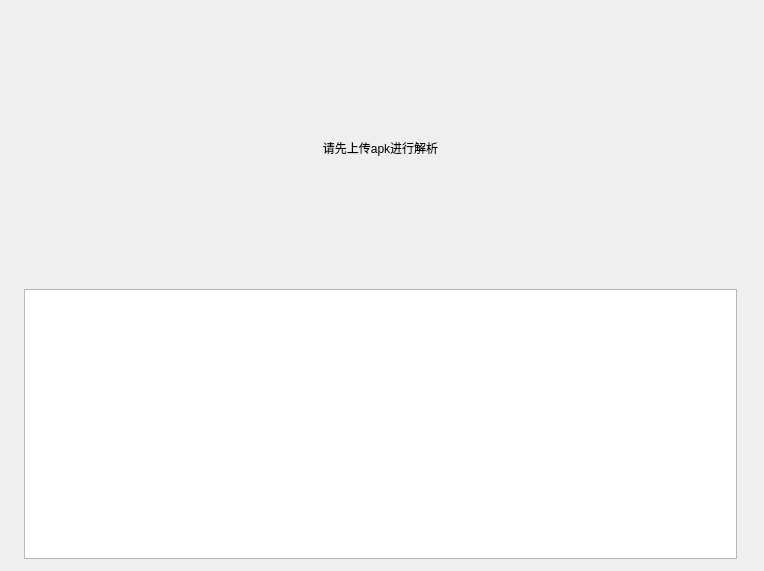
Above: res/ui/widget_apk_info.ui from purejiang/BlankTool before the change. Below: the same form after it.
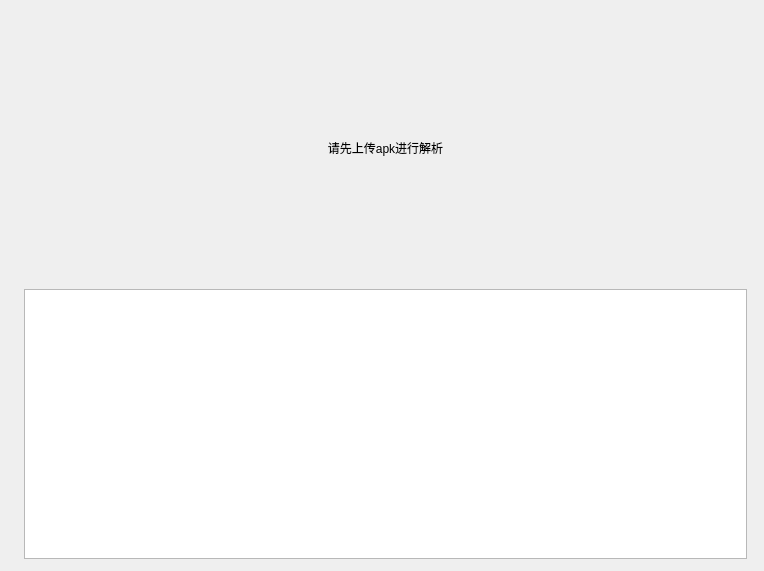
That is the form after the change.

Patch:
```diff
--- a/res/ui/widget_apk_info.ui
+++ b/res/ui/widget_apk_info.ui
@@ -18,7 +18,7 @@
     <rect>
      <x>0</x>
      <y>0</y>
-     <width>761</width>
+     <width>771</width>
      <height>571</height>
     </rect>
    </property>
```
